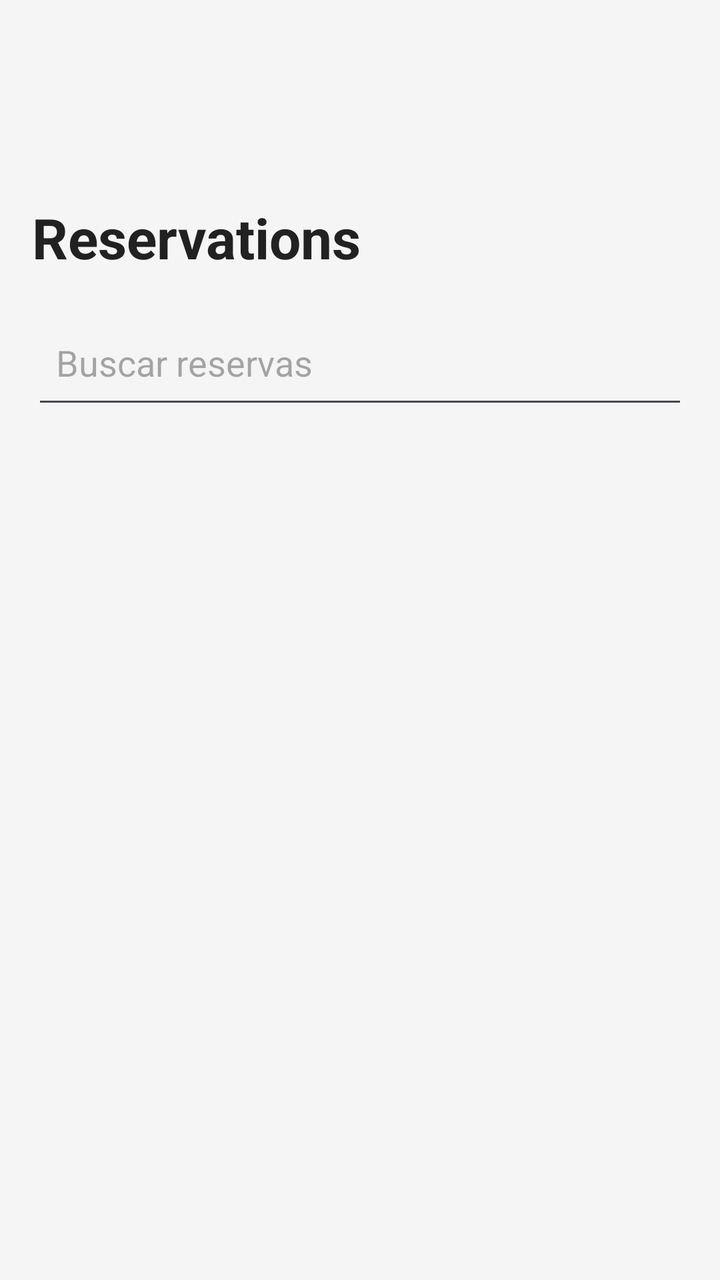
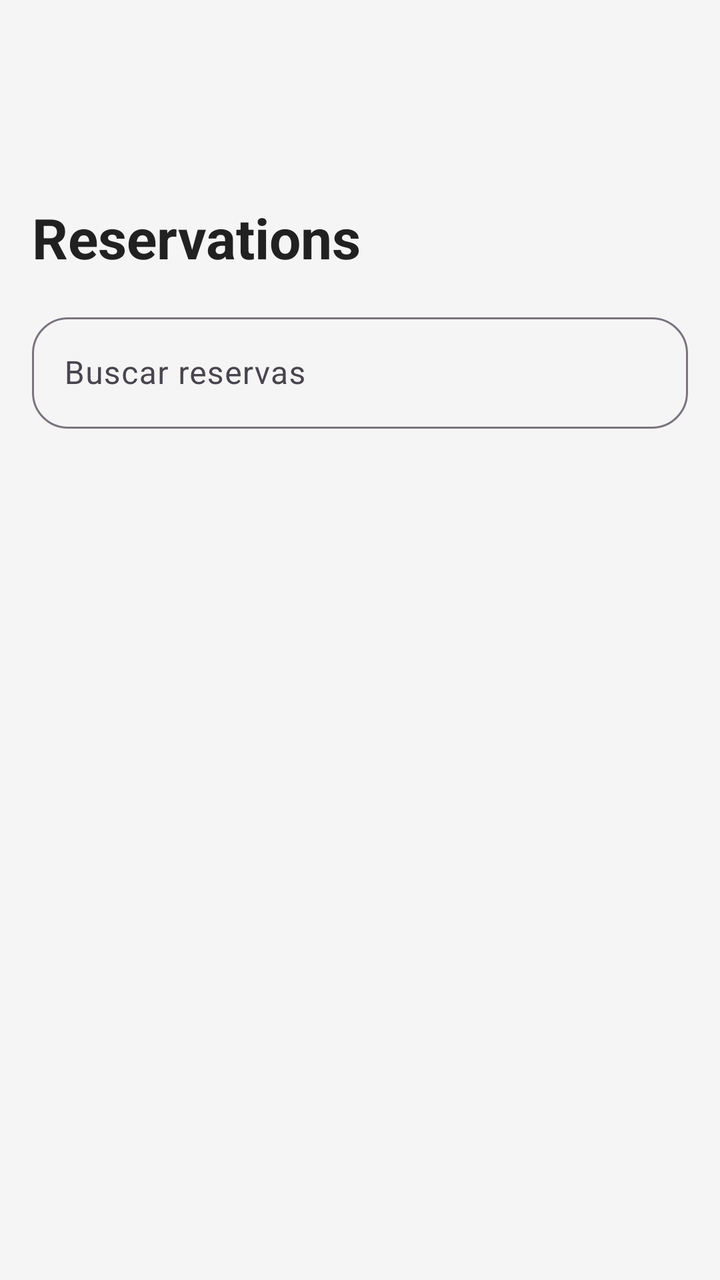

An Android layout rendered at two revisions. The XML below is the earlier revision; the diff shows what the commit changed to produce the second picture.
<!-- AndroidManifest.xml: application theme Theme.AppEventia -->
<!-- res/layout/activity_reserva_list.xml -->
<?xml version="1.0" encoding="utf-8"?>
<LinearLayout
    xmlns:android="http://schemas.android.com/apk/res/android"
    android:layout_width="match_parent"
    android:layout_height="match_parent"
    android:orientation="vertical"
    android:paddingTop="100dp"
    android:paddingBottom="16dp"
    android:paddingHorizontal="16dp"
    android:background="#F5F5F5">

    <TextView
        android:id="@+id/reservasTitle"
        android:layout_width="wrap_content"
        android:layout_height="wrap_content"
        android:text="@string/reservations_title"
        android:textSize="28sp"
        android:textStyle="bold"
        android:textColor="#212121"
        android:layout_marginBottom="16dp"/>

    <EditText
        android:id="@+id/searchReservasEditText"
        android:layout_width="match_parent"
        android:layout_height="56dp"
        android:hint="Buscar reservas"
        android:padding="12dp"
        android:layout_marginBottom="16dp"/>

    <androidx.recyclerview.widget.RecyclerView
        android:id="@+id/reservasRecyclerView"
        android:layout_width="match_parent"
        android:layout_height="match_parent"
        android:padding="8dp"
        android:clipToPadding="false"/>

</LinearLayout>
<!-- resources referenced by this layout -->
<resources>
  <string name="reservations_title">Reservations</string>
  <style name="Theme.AppEventia" parent="Base.Theme.AppEventia" />
  <style name="Base.Theme.AppEventia" parent="Theme.Material3.DayNight">
          
          
      </style>
</resources>

<!-- the commit's change to res/layout/activity_reserva_list.xml (unified diff, before → after) -->
@@ -1,6 +1,7 @@
 <?xml version="1.0" encoding="utf-8"?>
 <LinearLayout
     xmlns:android="http://schemas.android.com/apk/res/android"
+    xmlns:app="http://schemas.android.com/apk/res-auto"
     android:layout_width="match_parent"
     android:layout_height="match_parent"
     android:orientation="vertical"
@@ -19,13 +20,25 @@
         android:textColor="#212121"
         android:layout_marginBottom="16dp"/>
 
-    <EditText
-        android:id="@+id/searchReservasEditText"
+    <com.google.android.material.textfield.TextInputLayout
+        android:id="@+id/searchReservasInputLayout"
         android:layout_width="match_parent"
-        android:layout_height="56dp"
+        android:layout_height="wrap_content"
+        android:layout_marginBottom="16dp"
         android:hint="Buscar reservas"
-        android:padding="12dp"
-        android:layout_marginBottom="16dp"/>
+        app:boxBackgroundMode="outline"
+        app:boxCornerRadiusTopStart="18dp"
+        app:boxCornerRadiusTopEnd="18dp"
+        app:boxCornerRadiusBottomStart="18dp"
+        app:boxCornerRadiusBottomEnd="18dp">
+
+        <com.google.android.material.textfield.TextInputEditText
+            android:id="@+id/searchReservasEditText"
+            android:layout_width="match_parent"
+            android:layout_height="wrap_content"
+            android:inputType="text"/>
+
+    </com.google.android.material.textfield.TextInputLayout>
 
     <androidx.recyclerview.widget.RecyclerView
         android:id="@+id/reservasRecyclerView"
